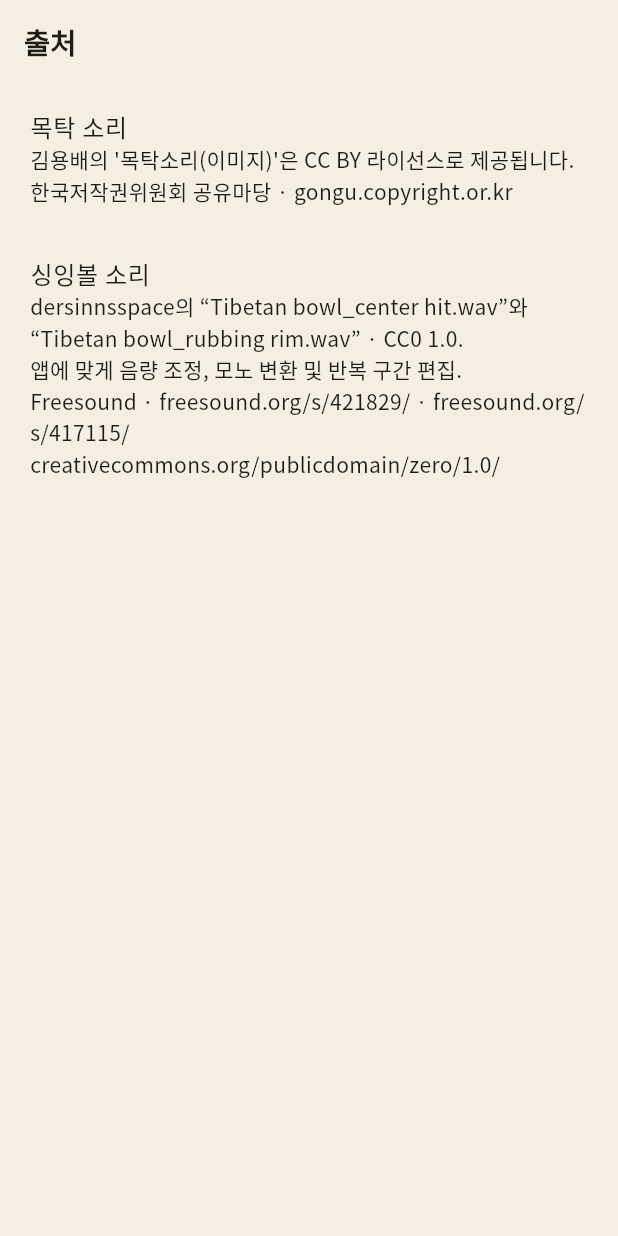
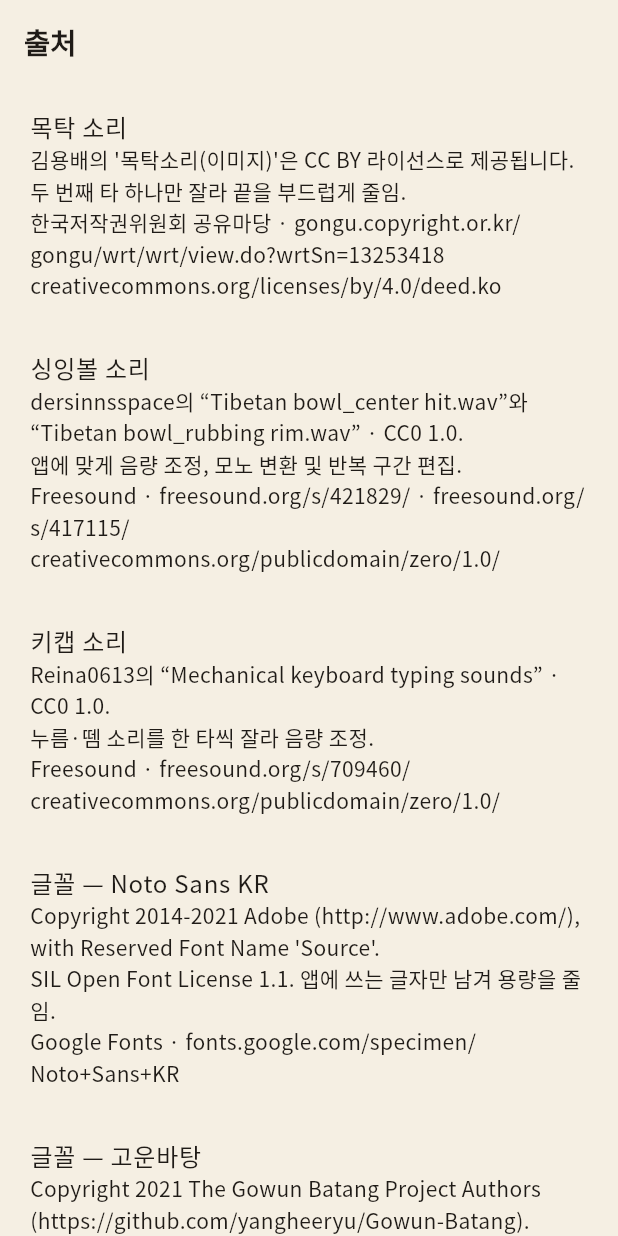
Before and after one commit to lbk0827/buddha, a Flutter app: the CreditsScreen screen opened by its route, on a phone screen of 412 x 824 dp. Run offline on Flutter 3.47's test engine with Material 3 defaults, Android fonts, the phone set to English and light mode, and no system bars; our stand-ins replace audioplayers, drift, drift_flutter, flutter_local_notifications, flutter_riverpod, flutter_svg and 6 more; missing offline and left inert: health; accounts and stored records are empty; generated files the repository leaves out were written again; Roboto replaces fonts that are missing (Gowun Batang).

Commit message:
출처: CC BY 표시를 채우고 글꼴·키캡 소리와 오픈소스 라이선스 화면을 더한다
- 목탁 소리(CC BY 4.0)에 원본 링크·라이선스 링크·손댄 것을 적는다
- 키캡 소리(CC0), Noto Sans KR·고운바탕(OFL) 저작권 문구를 출처 화면에 싣는다
- 출처 화면 아래 「오픈소스 라이선스」에서 글꼴 OFL 전문과 패키지 라이선스를 본다
- docs/폰트_출처.md 에 글꼴 출처와 OFL 조건을 정리한다

Co-Authored-By: Claude Opus 5.5 <noreply@anthropic.com>

```diff
--- a/lib/features/settings/credits_screen.dart
+++ b/lib/features/settings/credits_screen.dart
@@ -16,12 +16,22 @@ class Credit {
   final String source;
 }
 
-/// 새로 넣으면 docs/사운드_출처.md 에도 한 줄 추가한다.
+/// 소리를 새로 넣으면 docs/사운드_출처.md, 글꼴은 docs/폰트_출처.md 에도
+/// 한 줄 추가한다.
+///
+/// CC BY 4.0 은 만든 사람·작품명·라이선스 링크·원본 링크·손댄 것을
+/// 밝혀야 한다. OFL 글꼴은 저작권 문구와 라이선스 전문을 함께 내보내야
+/// 한다 — 전문은 assets/google_fonts/OFL_*.txt 로 앱에 같이 나가고,
+/// 「오픈소스 라이선스」 화면에서 볼 수 있다(lib/main.dart).
 const kCredits = [
   Credit(
     use: '목탁 소리',
     notice: "김용배의 '목탁소리(이미지)'은 CC BY 라이선스로 제공됩니다.",
-    source: '한국저작권위원회 공유마당 · gongu.copyright.or.kr',
+    source:
+        '두 번째 타 하나만 잘라 끝을 부드럽게 줄임.\n'
+        '한국저작권위원회 공유마당 · '
+        'gongu.copyright.or.kr/gongu/wrt/wrt/view.do?wrtSn=13253418\n'
+        'creativecommons.org/licenses/by/4.0/deed.ko',
   ),
   Credit(
     use: '싱잉볼 소리',
@@ -32,6 +42,31 @@ const kCredits = [
     source:
         'Freesound · freesound.org/s/421829/ · freesound.org/s/417115/\n'
         'creativecommons.org/publicdomain/zero/1.0/',
+  ),
+  Credit(
+    use: '키캡 소리',
+    notice:
+        'Reina0613의 “Mechanical keyboard typing sounds” · CC0 1.0.\n'
+        '누름·뗌 소리를 한 타씩 잘라 음량 조정.',
+    source:
+        'Freesound · freesound.org/s/709460/\n'
+        'creativecommons.org/publicdomain/zero/1.0/',
+  ),
+  Credit(
+    use: '글꼴 — Noto Sans KR',
+    notice:
+        'Copyright 2014-2021 Adobe (http://www.adobe.com/), '
+        "with Reserved Font Name 'Source'.\n"
+        'SIL Open Font License 1.1. 앱에 쓰는 글자만 남겨 용량을 줄임.',
+    source: 'Google Fonts · fonts.google.com/specimen/Noto+Sans+KR',
+  ),
+  Credit(
+    use: '글꼴 — 고운바탕',
+    notice:
+        'Copyright 2021 The Gowun Batang Project Authors '
+        '(https://github.com/yangheeryu/Gowun-Batang).\n'
+        'SIL Open Font License 1.1. 앱에 쓰는 글자만 남겨 용량을 줄임.',
+    source: 'Google Fonts · fonts.google.com/specimen/Gowun+Batang',
   ),
 ];
 
@@ -56,6 +91,14 @@ class CreditsScreen extends StatelessWidget {
                   style: const TextStyle(height: 1.5),
                 ),
               ),
+            // 글꼴 라이선스 전문과, 앱에 들어간 패키지들의 라이선스.
+            ListTile(
+              contentPadding: const EdgeInsets.symmetric(vertical: 8),
+              title: const Text('오픈소스 라이선스'),
+              trailing: const Icon(Icons.chevron_right),
+              onTap: () =>
+                  showLicensePage(context: context, applicationName: '부처핸섬'),
+            ),
           ],
         ),
       ),
--- a/lib/features/settings/settings_screen.dart
+++ b/lib/features/settings/settings_screen.dart
@@ -113,7 +113,7 @@ class SettingsScreen extends ConsumerWidget {
             ListTile(
               contentPadding: EdgeInsets.zero,
               title: const Text('출처'),
-              subtitle: const Text('앱에 쓴 소리·그림을 만든 사람들.'),
+              subtitle: const Text('앱에 쓴 소리·글꼴을 만든 사람들과 라이선스.'),
               trailing: const Icon(Icons.chevron_right),
               onTap: () => context.push(Routes.credits),
             ),
```
Also changed, not shown: 2 other files.
